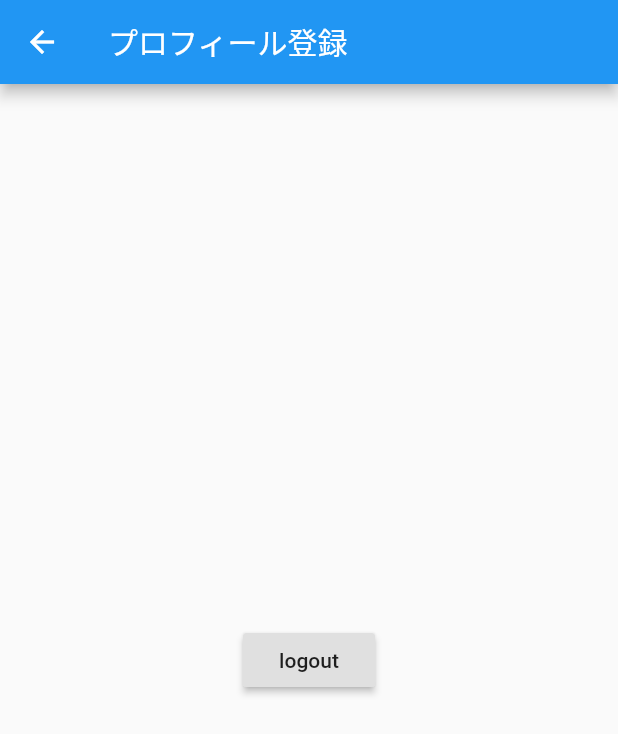
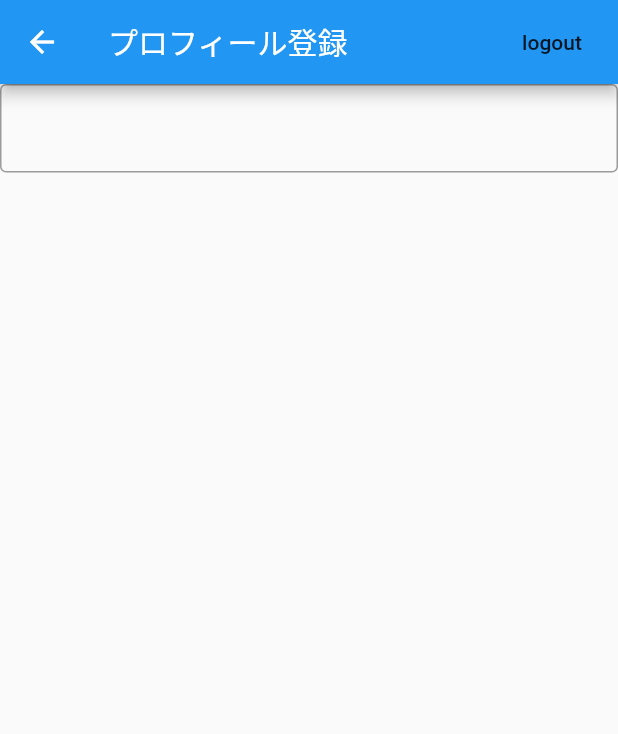
Before and after one commit to dshukertjr/match_app, a Flutter app: the EnterProfilePage screen opened directly, on a phone screen of 412 x 824 dp. Shown: the top 734 px of the screen. Run offline on Flutter 3.47's test engine with Material 2 defaults, Android fonts, the phone set to English and light mode, and no system bars; our stand-ins replace bloc, equatable, firebase_auth, flushbar, flutter_bloc; accounts and stored records are empty.

```diff
--- a/lib/pages/account/enter_profile_page.dart
+++ b/lib/pages/account/enter_profile_page.dart
@@ -2,7 +2,7 @@ import 'package:app/blocs/auth/auth_bloc.dart';
 import 'package:flutter/material.dart';
 import 'package:flutter_bloc/flutter_bloc.dart';
 
-class EnterProfilePage extends StatelessWidget {
+class EnterProfilePage extends StatefulWidget {
   static const name = 'EnterProfilePage';
   static Route<dynamic> route() {
     return MaterialPageRoute(
@@ -11,17 +11,29 @@ class EnterProfilePage extends StatelessWidget {
   }
 
   @override
+  _EnterProfilePageState createState() => _EnterProfilePageState();
+}
+
+class _EnterProfilePageState extends State<EnterProfilePage> {
+  @override
   Widget build(BuildContext context) {
     return Scaffold(
       appBar: AppBar(
         title: Text('プロフィール登録'),
+        actions: <Widget>[
+          FlatButton(
+            onPressed: () {
+              BlocProvider.of<AuthBloc>(context).add(AuthLoggedOut());
+            },
+            child: Text('logout'),
+          ),
+        ],
       ),
-      body: Center(
-        child: RaisedButton(
-          onPressed: () {
-            BlocProvider.of<AuthBloc>(context).add(AuthLoggedOut());
-          },
-          child: Text('logout'),
+      body: SingleChildScrollView(
+        child: Column(
+          children: <Widget>[
+            TextFormField(),
+          ],
         ),
       ),
     );
```
Also changed, not shown: lib/pages/account/login_page.dart (+6 -1 lines), lib/pages/account/register_page.dart (+10 -1 lines), lib/pages/splash_page.dart (+2 -11 lines), lib/utilities/auth_navigator.dart (added, +23 -0 lines).
